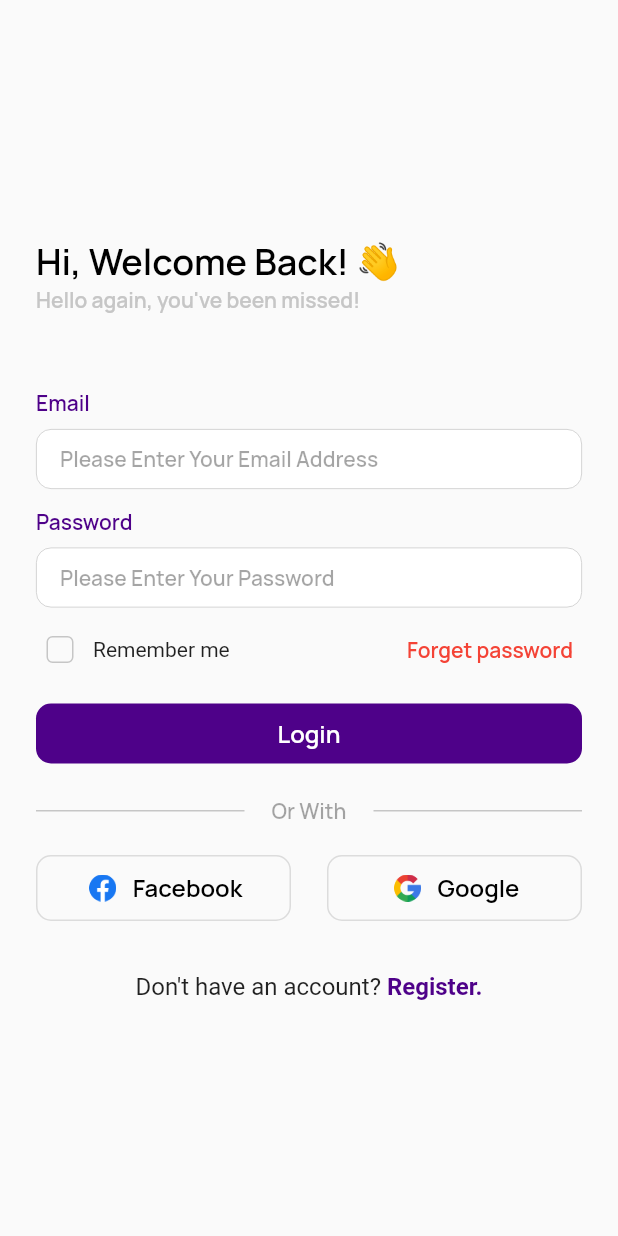
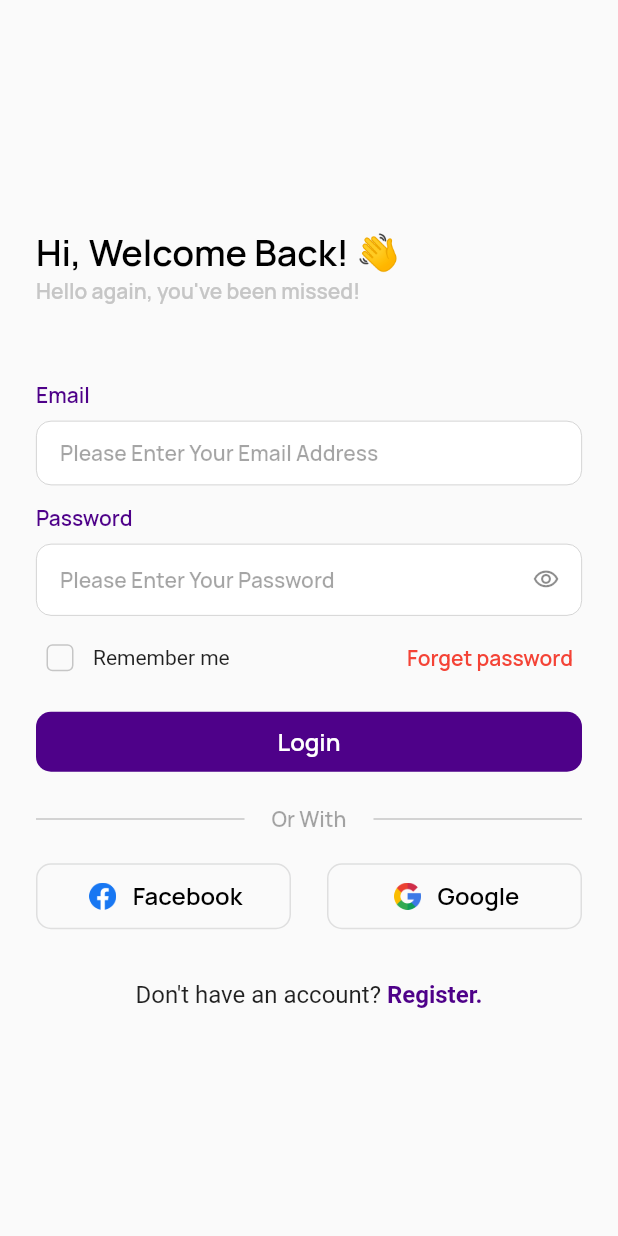
Before and after one commit to Hippopop/full-stack-todo, a Flutter app: the screen it shows after launch, on a phone screen of 412 x 824 dp. Run offline on Flutter 3.47's test engine with Material 3 defaults, Android fonts, the light colour scheme and no system bars; our stand-ins replace country_picker, dio, envied, flutter_riverpod, freezed_annotation, go_router and 4 more; missing offline and left inert: fresh_dio; generated files the repository leaves out were written again.

Commit message:
chore: auth ui revamped!

```diff
--- /dev/null
+++ b/todo_client/lib/src/constants/assets/images/images.dart
@@ -0,0 +1,3 @@
+final class AssetImages {
+  static const boyProfile = "assets/images/boy_profile.png";
+}
--- a/todo_client/lib/src/constants/design/paddings.dart
+++ b/todo_client/lib/src/constants/design/paddings.dart
@@ -1,6 +1,6 @@
 import 'package:flutter/material.dart';
 
-const EdgeInsets all0 = EdgeInsets.zero;
+const EdgeInsets emptyPadding = EdgeInsets.zero;
 
 const EdgeInsets horizontal3 = EdgeInsets.symmetric(horizontal: 3);
 const EdgeInsets vertical3 = EdgeInsets.symmetric(vertical: 3);
--- a/todo_client/lib/src/features/auth/views/auth_screen.dart
+++ b/todo_client/lib/src/features/authentication/views/login_screen.dart
@@ -1,25 +1,27 @@
-import 'package:flutter/cupertino.dart';
 import 'package:flutter/gestures.dart';
 import 'package:flutter/material.dart';
-import 'package:flutter/widgets.dart';
+import 'package:go_router/go_router.dart';
 import 'package:todo_client/src/constants/assets/icons/icons.dart';
 import 'package:todo_client/src/constants/design/border_radius.dart';
 import 'package:todo_client/src/constants/design/paddings.dart';
+import 'package:todo_client/src/features/authentication/views/registration_screen.dart';
 import 'package:todo_client/src/global/widgets/custom_titled_textfield.dart';
 import 'package:todo_client/src/system/themes/app_theme.dart';
 import 'package:todo_client/src/utilities/extensions/size_utilities.dart';
 import 'package:todo_client/src/utilities/responsive/responsive_state_wrapper.dart';
 
-class AuthScreen extends StatefulWidget {
-  const AuthScreen({super.key});
-  static const route = "/auth";
+class LoginScreen extends StatefulWidget {
+  const LoginScreen({super.key});
+  static const route = "/login";
 
   @override
-  State<AuthScreen> createState() => _AuthScreenState();
+  State<LoginScreen> createState() => _LoginScreenState();
 }
 
-class _AuthScreenState extends State<AuthScreen> {
+class _LoginScreenState extends State<LoginScreen> {
   bool _isRememberMe = false;
+
+  bool _showPassword = false;
 
   @override
   Widget build(BuildContext context) {
@@ -51,9 +53,22 @@ class _AuthScreenState extends State<AuthScreen> {
                         hintText: "Please Enter Your Email Address",
                       ),
                       12.height,
-                      const CustomTitledTextFormField(
+                      CustomTitledTextFormField(
                         title: "Password",
                         hintText: "Please Enter Your Password",
+                        isObscured: _showPassword,
+                        suffixIcon: IconButton(
+                          onPressed: () {
+                            setState(() {
+                              _showPassword = !_showPassword;
+                            });
+                          },
+                          icon: Icon(
+                            (_showPassword)
+                                ? Icons.visibility_off_outlined
+                                : Icons.visibility_outlined,
+                          ),
+                        ),
                       ),
                       12.height,
                       Row(
@@ -121,7 +136,7 @@ class _AuthScreenState extends State<AuthScreen> {
                       18.height,
                       Row(
                         children: [
-                          Expanded(
+                          const Expanded(
                             child: Divider(),
                           ),
                           Padding(
@@ -151,7 +166,7 @@ class _AuthScreenState extends State<AuthScreen> {
                                   child: Image.asset(AssetIcons.facebookIcon),
                                 ),
                               ),
-                              label: Text("Facebook"),
+                              label: const Text("Facebook"),
                             ),
                           ),
                           24.width,
@@ -180,7 +195,9 @@ class _AuthScreenState extends State<AuthScreen> {
                               TextSpan(
                                 text: "Register.",
                                 recognizer: TapGestureRecognizer()
-                                  ..onTap = () {},
+                                  ..onTap = () {
+                                    context.push(RegistrationScreen.route);
+                                  },
                                 style: TextStyle(
                                   color: context.color.mainSecondBatch,
                                   fontWeight: FontWeight.bold,
--- a/todo_client/lib/src/global/widgets/custom_titled_textfield.dart
+++ b/todo_client/lib/src/global/widgets/custom_titled_textfield.dart
@@ -75,7 +75,7 @@ class CustomTitledTextFormField extends StatelessWidget {
         Text(
           title,
           style: context.text.labelMedium?.copyWith(
-            color: context.color?.mainSecondBatch,
+            color: context.color.mainSecondBatch,
           ),
         ),
         8.height,
--- a/todo_client/lib/src/system/routes/router.dart
+++ b/todo_client/lib/src/system/routes/router.dart
@@ -1,7 +1,8 @@
 import 'package:flutter/material.dart';
 import 'package:flutter_riverpod/flutter_riverpod.dart';
 import 'package:go_router/go_router.dart';
-import 'package:todo_client/src/features/auth/views/auth_screen.dart';
+import 'package:todo_client/src/features/authentication/views/login_screen.dart';
+import 'package:todo_client/src/features/authentication/views/registration_screen.dart';
 
 import 'package:todo_client/src/features/homepage/controllers/navbar_controller.dart';
 import 'package:todo_client/src/features/homepage/views/add_todo.dart';
@@ -20,7 +21,7 @@ final goRouterProvider = Provider<GoRouter>(
 
     return GoRouter(
       debugLogDiagnostics: true,
-      initialLocation: AuthScreen.route,
+      initialLocation: LoginScreen.route,
       navigatorKey: rootNavigatorKey,
       routes: [
         ShellRoute(
@@ -50,11 +51,14 @@ final goRouterProvider = Provider<GoRouter>(
           ),
         ),
         GoRoute(
-          path: AuthScreen.route,
+          path: LoginScreen.route,
           parentNavigatorKey: rootNavigatorKey,
-          pageBuilder: (context, state) => const AnimatedDialogueBuilder(
-            child: AuthScreen(),
-          ),
+          builder: (context, state) => const LoginScreen(),
+        ),
+        GoRoute(
+          path: RegistrationScreen.route,
+          parentNavigatorKey: rootNavigatorKey,
+          builder: (context, state) => const RegistrationScreen(),
         ),
       ],
     );
--- a/todo_client/lib/src/system/themes/light/default_input_decoration.dart
+++ b/todo_client/lib/src/system/themes/light/default_input_decoration.dart
@@ -5,7 +5,6 @@ final defaultInputDecoration = InputDecorationTheme(
   isCollapsed: false,
   fillColor: _theme,
   hintStyle: _manropeLabelMidium.copyWith(color: _subtleText),
-  constraints: const BoxConstraints(maxHeight: 40),
   border: const OutlineInputBorder(
     borderRadius: br10,
     borderSide: BorderSide(
@@ -18,7 +17,7 @@ final defaultInputDecoration = InputDecorationTheme(
       color: Colors.red,
     ),
   ),
-  errorStyle: const TextStyle(fontStyle: FontStyle.italic),
+  errorStyle: GoogleFonts.manrope(),
   enabledBorder: const OutlineInputBorder(
     borderRadius: br10,
     borderSide: BorderSide(
@@ -39,5 +38,6 @@ final defaultInputDecoration = InputDecorationTheme(
   focusedErrorBorder: const OutlineInputBorder(
     borderRadius: br10,
   ),
-  contentPadding: const EdgeInsets.symmetric(vertical: 8, horizontal: 16),
+  isDense: true,
+  contentPadding: const EdgeInsets.symmetric(vertical: 12, horizontal: 16),
 );
--- a/todo_client/lib/src/system/themes/light/light_theme.dart
+++ b/todo_client/lib/src/system/themes/light/light_theme.dart
@@ -36,6 +36,15 @@ final lightTheme = ThemeData(
     color: _borderGreyColor,
     thickness: 1,
   ),
+  iconButtonTheme: IconButtonThemeData(
+    style: IconButton.styleFrom(
+      visualDensity: VisualDensity.compact,
+      padding: emptyPadding,
+      minimumSize: Size.zero,
+      elevation: 3,
+      tapTargetSize: MaterialTapTargetSize.shrinkWrap,
+    ),
+  ),
   outlinedButtonTheme: OutlinedButtonThemeData(
     style: OutlinedButton.styleFrom(
       foregroundColor: _opposite,
@@ -57,6 +66,7 @@ final lightTheme = ThemeData(
   ),
   inputDecorationTheme: defaultInputDecoration,
   checkboxTheme: tonedCheckboxTheme,
+  colorScheme: ColorScheme.fromSeed(seedColor: _primaryColor),
   extensions: {
     ColorTheme(
       theme: _theme,
--- a/todo_client/lib/src/utilities/forms/custom_form_validator.dart
+++ b/todo_client/lib/src/utilities/forms/custom_form_validator.dart
@@ -19,6 +19,8 @@ Validation tooShort8 = (value, name) =>
     (value.length < 8, "$name is too short! Minimum 8 characters.");
 Validation tooShort6 = (value, name) =>
     (value.length < 6, "$name is too short! Minimum 6 characters.");
+Validation tooShort11 = (value, name) =>
+    (value.length < 11, "$name is too short! Minimum 11 characters.");
 
 class FieldValidator {
   /// A function that returns the actual validator and and adds the mundane things we need to do everyday!
--- a/todo_client/pubspec.yaml
+++ b/todo_client/pubspec.yaml
@@ -28,6 +28,8 @@ dependencies:
   flutter_portal: ^1.1.4
   google_fonts: ^6.2.0
   fresh_dio: ^0.4.1
+  country_picker: ^2.0.25
+  image_picker: ^1.0.7
 
 dev_dependencies:
   flutter_test:
```
Also changed, not shown: todo_client/lib/src/features/authentication/views/registration_screen.dart (added, +287 -0 lines), todo_client/lib/src/global/widgets/image_button_avatar.dart (added, +73 -0 lines), todo_client/assets/images/boy_profile.png (added), todo_client/assets/images/girl_profile.png (added), todo_client/assets/images/hijab_profile.png (added), todo_client/assets/images/woman_profile.png (added), todo_client/lib/src/features/authentication/controllers/auth_controller.dart (added), todo_client/lib/src/features/authentication/views/widgets/auth_lottie.dart (renamed from todo_client/lib/src/features/auth/views/widgets/auth_lottie.dart), todo_client/pubspec.lock, 7 other files.
